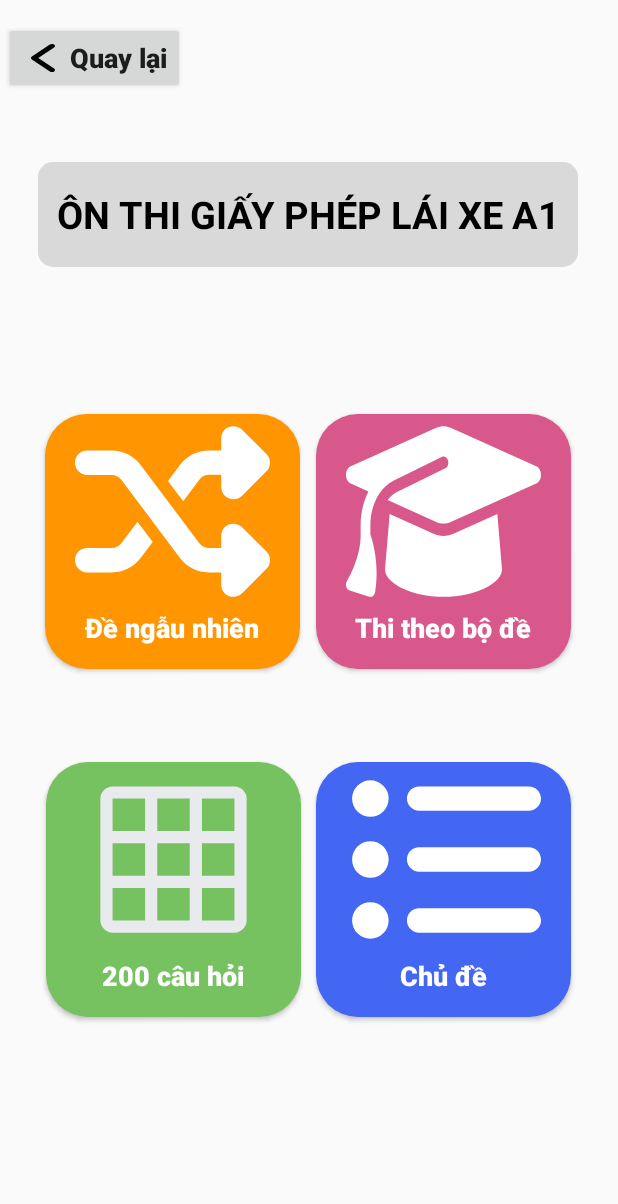
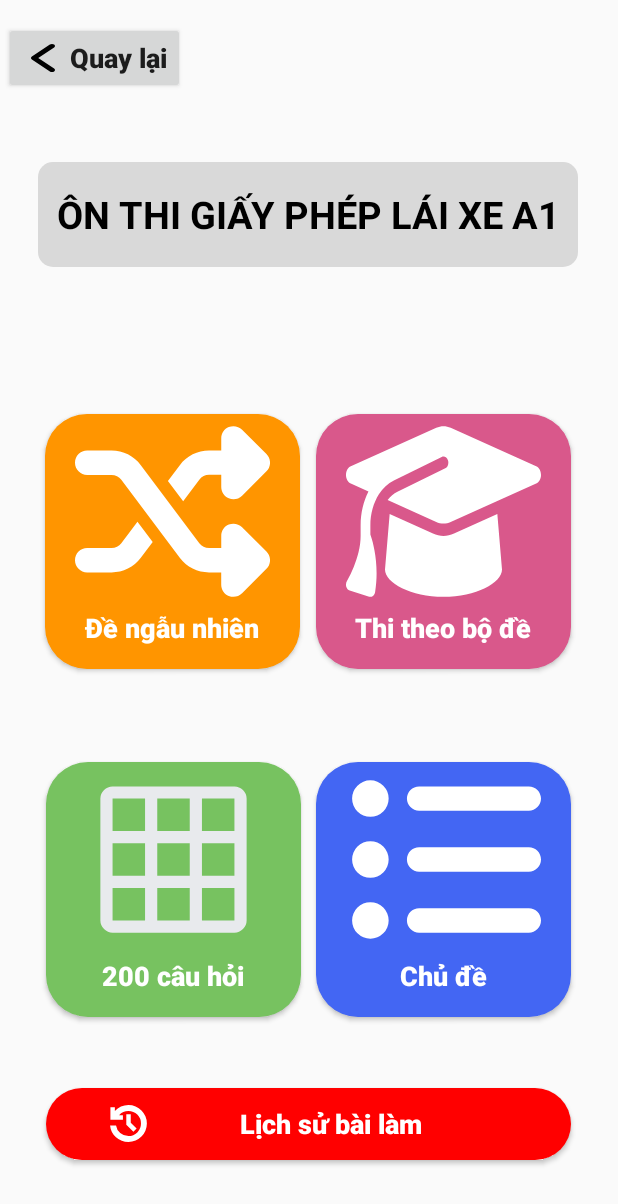
Before and after one commit to TungAnh176/CSE441_PROJECT, an Android app: the Activity_A1 screen opened directly, with no data from a screen before it, on a phone screen of 412 x 824 dp. Shown: the top 1204 px of the screen. Run offline under Robolectric (Android 15) with nearby library versions, the phone set to English and light mode, and no system bars.

Commit message:
update button history

```diff
--- /dev/null
+++ b/app/src/main/res/drawable/btn_item_background_history.xml
@@ -0,0 +1,5 @@
+<?xml version="1.0" encoding="utf-8"?>
+<shape xmlns:android="http://schemas.android.com/apk/res/android">
+    <solid android:color="#Ff0000"/>
+    <corners android:radius="28dp"/>
+</shape>
--- /dev/null
+++ b/app/src/main/res/drawable/history.xml
@@ -0,0 +1,9 @@
+<vector xmlns:android="http://schemas.android.com/apk/res/android"
+    android:width="30dp"
+    android:height="30dp"
+    android:viewportWidth="960"
+    android:viewportHeight="960">
+  <path
+      android:pathData="M478,874q-152,0 -264.5,-101T87,520h127q15,99 89.5,163.5T478,748q112,0 190,-78t78,-190q0,-112 -78,-190t-190,-78q-57,0 -109,23.5T279,303h82v97L94,400v-265h95v79q56,-62 130.5,-95T478,86q81,0 153,31t125.5,84.5Q810,255 841,327t31,153q0,81 -31,153t-84.5,125.5Q703,812 631,843T478,874ZM585,656L433,504v-224h95v184l125,124 -68,68Z"
+      android:fillColor="#FFFFFF"/>
+</vector>
--- a/app/src/main/res/layout/activity_a1.xml
+++ b/app/src/main/res/layout/activity_a1.xml
@@ -125,4 +125,25 @@
         app:layout_constraintVertical_bias="0.777"
         tools:ignore="HardcodedText,SpUsage,TextSizeCheck" />
 
+    <Button
+        android:id="@+id/btn_history"
+        android:layout_width="350dp"
+        android:layout_height="wrap_content"
+        android:text="Lịch sử bài làm"
+        android:gravity="center"
+        android:textAllCaps="false"
+        android:textSize="18dp"
+        android:textStyle="bold"
+        android:textColor="@color/white"
+        android:drawableStart="@drawable/history"
+        android:paddingStart="40dp"
+        android:drawablePadding="-40dp"
+        android:background="@drawable/btn_item_background_history"
+        app:layout_constraintBottom_toBottomOf="parent"
+        app:layout_constraintEnd_toEndOf="parent"
+        app:layout_constraintHorizontal_bias="0.498"
+        app:layout_constraintStart_toStartOf="parent"
+        app:layout_constraintTop_toTopOf="parent"
+        app:layout_constraintVertical_bias="0.935" />
+
 </androidx.constraintlayout.widget.ConstraintLayout>
```
Also changed, not shown: app/src/main/res/layout/activity_a2.xml (+20 -0 lines).
